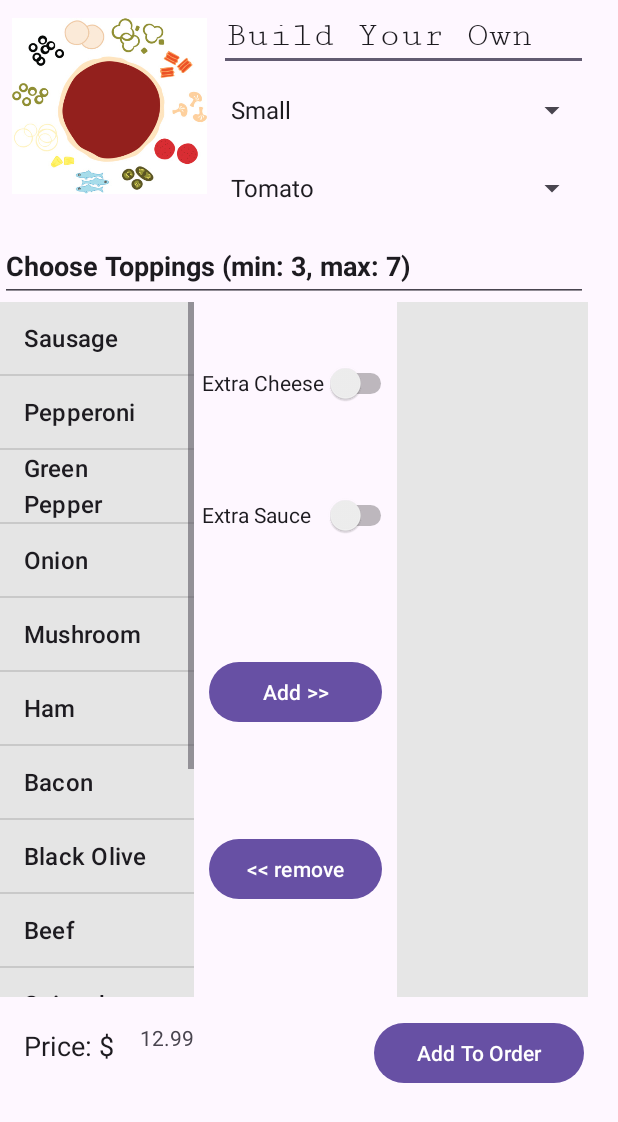
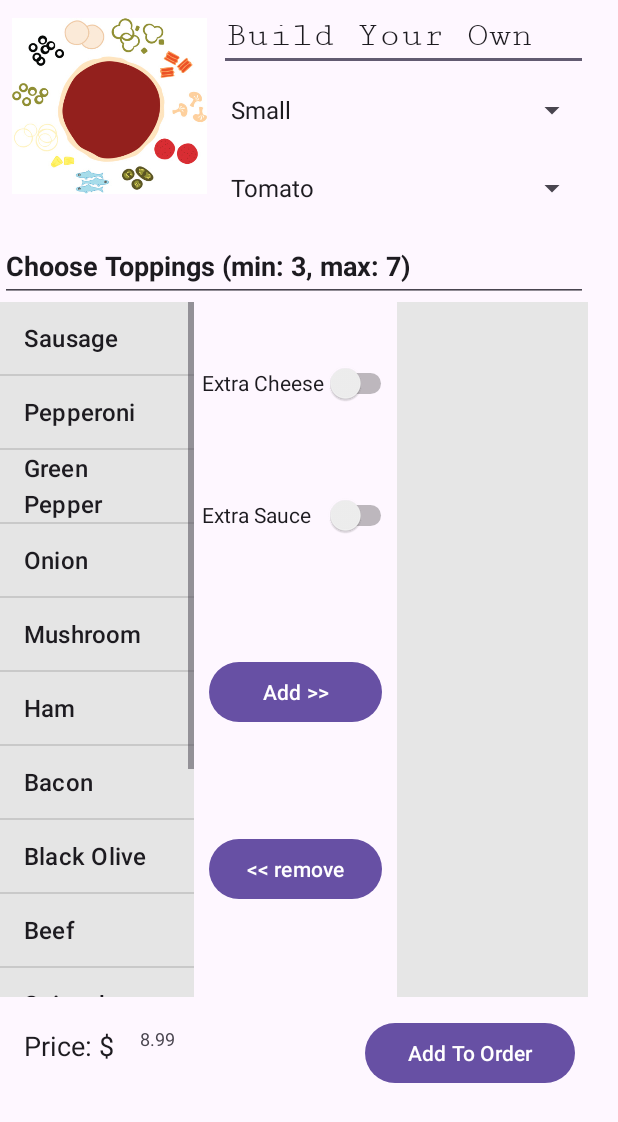
Before and after one commit to JulianGrande/Android-Pizza-Pal, an Android app: the BYOPizzaActivity screen opened directly, with no data from a screen before it, on a phone screen of 412 x 824 dp. Shown: the top 1122 px of the screen. Run offline under Robolectric (Android 15) with nearby library versions, the phone set to English and light mode, and no system bars.

Commit message:
BOW FOR UR MASTER

```diff
--- a/app/src/main/java/com/beulah/cs213p5/BYOPizzaActivity.java
+++ b/app/src/main/java/com/beulah/cs213p5/BYOPizzaActivity.java
@@ -1,6 +1,7 @@
 package com.beulah.cs213p5;// BYOPizzaActivity.java
 
 import android.annotation.SuppressLint;
+import android.os.Build;
 import android.os.Bundle;
 import android.view.View;
 import android.widget.AdapterView;
@@ -81,7 +82,8 @@ public class BYOPizzaActivity extends AppCompatActivity {
         );
         adapter.setDropDownViewResource(android.R.layout.simple_spinner_dropdown_item);
         sizeSpinner.setAdapter(adapter);
-        pizza.setSize(Size.SMALL);
+        BuildYourOwn byoPizza = (BuildYourOwn) pizza;
+        byoPizza.setSize(Size.SMALL);
 
         // LISTENER
         sizeSpinner.setOnItemSelectedListener(new AdapterView.OnItemSelectedListener() {
@@ -89,7 +91,8 @@ public class BYOPizzaActivity extends AppCompatActivity {
             public void onItemSelected(AdapterView<?> parentView, View selectedItemView, int position, long id) {
                 // Update the private variable pizzaSize based on the selected item
                 pizzaSize = parentView.getItemAtPosition(position).toString();
-                pizza.setSize(Size.fromString(pizzaSize));
+                BuildYourOwn byoPizza = (BuildYourOwn) pizza;
+                byoPizza.setSize(Size.fromString(pizzaSize));
                 updatePrice();
             }
             @Override
@@ -327,6 +330,6 @@ public class BYOPizzaActivity extends AppCompatActivity {
      */
     private void updatePrice(){
         BuildYourOwn byoPizza = (BuildYourOwn)pizza;
-        totalPrice.setText(String.format(Locale.ENGLISH, "%.2f", byoPizza.price()));
+        totalPrice.setText(String.format("%.2f", byoPizza.price()));
     }
 }
--- a/app/src/main/java/com/beulah/cs213p5/BuffaloChicken.java
+++ b/app/src/main/java/com/beulah/cs213p5/BuffaloChicken.java
@@ -76,9 +76,11 @@ public class BuffaloChicken extends Pizza{
         switch (this.size.getName()){
             case "small":{
                 basePrice = SMALL_PRICE;
+                break;
             }
             case "medium":{
                 basePrice = SMALL_PRICE + 2;
+                break;
             }
             case "large":{
                 basePrice = SMALL_PRICE + 4;
--- a/app/src/main/java/com/beulah/cs213p5/BuildYourOwn.java
+++ b/app/src/main/java/com/beulah/cs213p5/BuildYourOwn.java
@@ -27,9 +27,11 @@ public class BuildYourOwn extends Pizza {
         switch(this.size.getName()){
             case "small":{
                 basePrice = SMALL_PRICE;
+                break;
             }
             case "medium":{
                 basePrice = SMALL_PRICE + 2;
+                break;
             }
             case "large":{
                 basePrice = SMALL_PRICE + 4;
--- a/app/src/main/java/com/beulah/cs213p5/Deluxe.java
+++ b/app/src/main/java/com/beulah/cs213p5/Deluxe.java
@@ -84,9 +84,11 @@ public class Deluxe extends Pizza{
         switch (this.size.getName()){
             case "small":{
                 basePrice = SMALL_PRICE;
+                break;
             }
             case "medium":{
                 basePrice = SMALL_PRICE + 2;
+                break;
             }
             case "large":{
                 basePrice = SMALL_PRICE + 4;
--- a/app/src/main/java/com/beulah/cs213p5/Hawaiian.java
+++ b/app/src/main/java/com/beulah/cs213p5/Hawaiian.java
@@ -77,9 +77,11 @@ public class Hawaiian extends Pizza{
         switch (this.size.getName()){
             case "small":{
                 basePrice = SMALL_PRICE;
+                break;
             }
             case "medium":{
                 basePrice = SMALL_PRICE + 2;
+                break;
             }
             case "large":{
                 basePrice = SMALL_PRICE + 4;
--- a/app/src/main/java/com/beulah/cs213p5/Margharita.java
+++ b/app/src/main/java/com/beulah/cs213p5/Margharita.java
@@ -77,12 +77,15 @@ public class Margharita extends Pizza{
         switch (this.size.getName()){
             case "small":{
                 basePrice = SMALL_PRICE;
+                break;
             }
             case "medium":{
                 basePrice = SMALL_PRICE + 2;
+                break;
             }
             case "large":{
                 basePrice = SMALL_PRICE + 4;
+                break;
             }
         }
 //        switch(this.size.getName()){
--- a/app/src/main/java/com/beulah/cs213p5/Meatzza.java
+++ b/app/src/main/java/com/beulah/cs213p5/Meatzza.java
@@ -84,9 +84,11 @@ public class Meatzza extends Pizza{
         switch(this.size.getName()){
             case "small":{
                 basePrice = SMALL_PRICE;
+                break;
             }
             case "medium":{
                 basePrice = SMALL_PRICE + 2;
+                break;
             }
             case "large":{
                 basePrice = SMALL_PRICE + 4;
--- a/app/src/main/java/com/beulah/cs213p5/Pepperoni.java
+++ b/app/src/main/java/com/beulah/cs213p5/Pepperoni.java
@@ -80,9 +80,11 @@ public class Pepperoni extends Pizza{
         switch (this.size.getName()){
             case "small":{
                 basePrice = SMALL_PRICE;
+                break;
             }
             case "medium":{
                 basePrice = SMALL_PRICE + 2;
+                break;
             }
             case "large":{
                 basePrice = SMALL_PRICE + 4;
--- a/app/src/main/java/com/beulah/cs213p5/RutgersSpecial.java
+++ b/app/src/main/java/com/beulah/cs213p5/RutgersSpecial.java
@@ -79,9 +79,11 @@ public class RutgersSpecial extends Pizza{
         switch (this.size.getName()){
             case "small":{
                 basePrice = SMALL_PRICE;
+                break;
             }
             case "medium":{
                 basePrice = SMALL_PRICE + 2;
+                break;
             }
             case "large":{
                 basePrice = SMALL_PRICE + 4;
--- a/app/src/main/java/com/beulah/cs213p5/Seafood.java
+++ b/app/src/main/java/com/beulah/cs213p5/Seafood.java
@@ -82,9 +82,11 @@ public class Seafood extends Pizza{
         switch (this.size.getName()){
             case "small":{
                 basePrice = SMALL_PRICE;
+                break;
             }
             case "medium":{
                 basePrice = SMALL_PRICE + 2;
+                break;
             }
             case "large":{
                 basePrice = SMALL_PRICE + 4;
--- a/app/src/main/java/com/beulah/cs213p5/Supreme.java
+++ b/app/src/main/java/com/beulah/cs213p5/Supreme.java
@@ -86,12 +86,15 @@ public class Supreme extends Pizza{
         switch(this.size.getName()){
             case "small":{
                 basePrice = SMALL_PRICE;
+                break;
             }
             case "medium":{
                 basePrice = SMALL_PRICE + 2;
+                break;
             }
             case "large":{
                 basePrice = SMALL_PRICE + 4;
+                break;
             }
         }
 //        switch(this.size.getName()){
--- a/app/src/main/java/com/beulah/cs213p5/Veggie.java
+++ b/app/src/main/java/com/beulah/cs213p5/Veggie.java
@@ -80,12 +80,15 @@ public class Veggie extends Pizza{
         switch (this.size.getName()){
             case "small":{
                 basePrice = SMALL_PRICE;
+                break;
             }
             case "medium":{
                 basePrice = SMALL_PRICE + 2;
+                break;
             }
             case "large":{
                 basePrice = SMALL_PRICE + 4;
+                break;
             }
         }
 //        switch(this.size.getName()){
--- a/app/src/main/res/layout/activity_byo.xml
+++ b/app/src/main/res/layout/activity_byo.xml
@@ -132,7 +132,7 @@
 
         <TableRow
             android:layout_width="match_parent"
-            android:layout_height="64dp">
+            android:layout_height="75dp">
 
             <EditText
                 android:id="@+id/editTextText3"
@@ -149,9 +149,10 @@
 
             <TextView
                 android:id="@+id/totalPrice"
-                android:layout_width="146dp"
-                android:layout_height="39dp"
-                android:layout_marginBottom="5dp" />
+                android:layout_width="140dp"
+                android:layout_height="48dp"
+                android:fontFamily="sans-serif"
+                android:textSize="12sp" />
 
             <Button
                 android:id="@+id/addToOrderButton"
```
